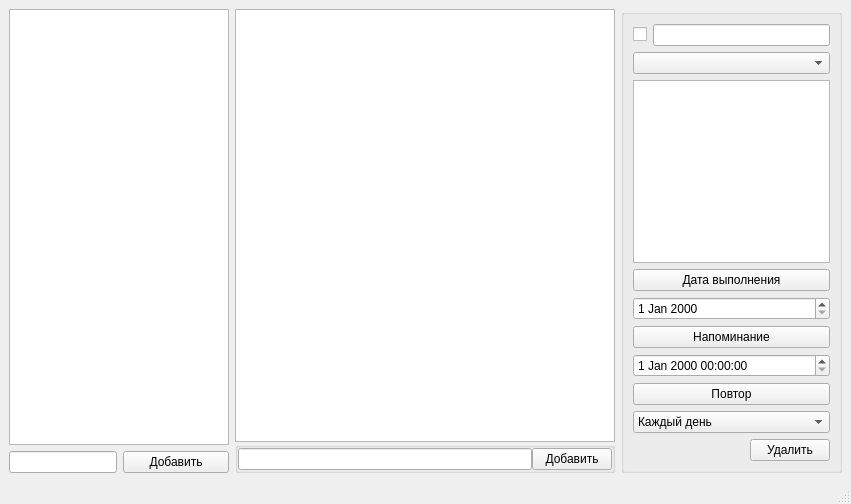
Old version of the form tasks_window.ui in the repository Ledle/Qrganizer.
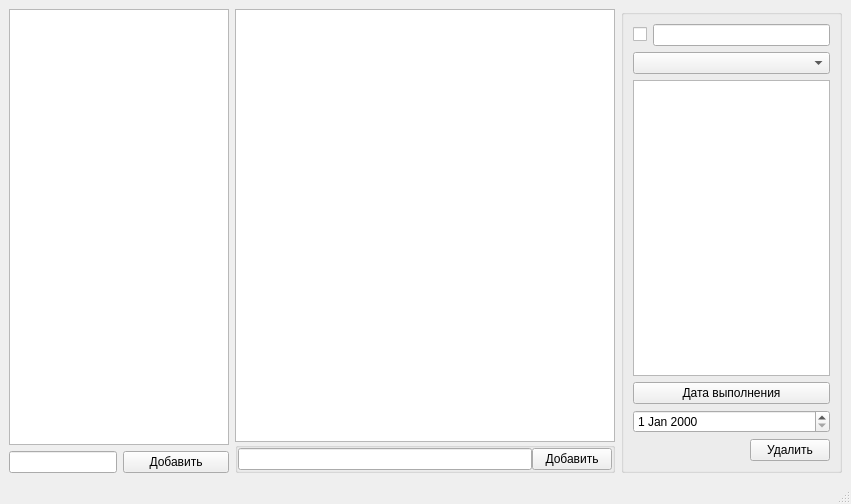
New version of the form.

Diff of the .ui file:
```diff
--- a/tasks_window.ui
+++ b/tasks_window.ui
@@ -177,47 +177,6 @@
          <item>
           <widget class="QDateEdit" name="Complete_dateEdit"/>
          </item>
-         <item>
-          <widget class="QPushButton" name="Remind_Button">
-           <property name="text">
-            <string>Напоминание</string>
-           </property>
-          </widget>
-         </item>
-         <item>
-          <widget class="QDateTimeEdit" name="Remind_dateTimeEdit"/>
-         </item>
-         <item>
-          <widget class="QPushButton" name="Cycle_Button">
-           <property name="text">
-            <string>Повтор</string>
-           </property>
-          </widget>
-         </item>
-         <item>
-          <widget class="QComboBox" name="Cycle_comboBox">
-           <item>
-            <property name="text">
-             <string>Каждый день</string>
-            </property>
-           </item>
-           <item>
-            <property name="text">
-             <string>Каждую неделю</string>
-            </property>
-           </item>
-           <item>
-            <property name="text">
-             <string>Каждый месяц</string>
-            </property>
-           </item>
-           <item>
-            <property name="text">
-             <string>Каждый год</string>
-            </property>
-           </item>
-          </widget>
-         </item>
         </layout>
        </item>
        <item>
```
